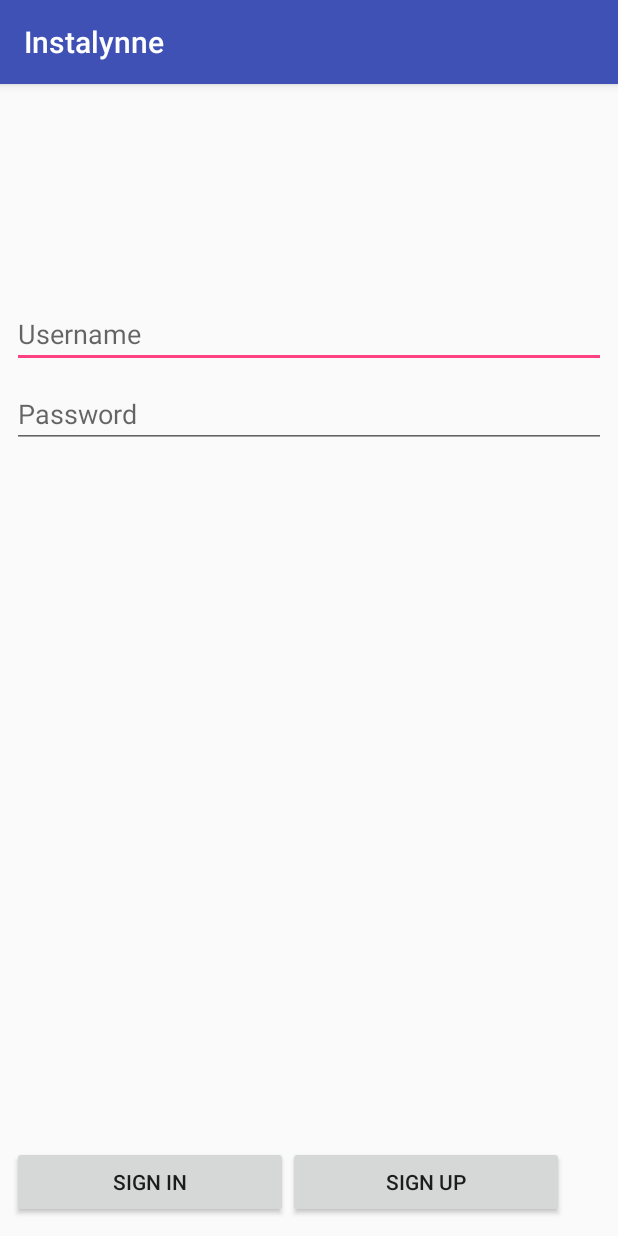
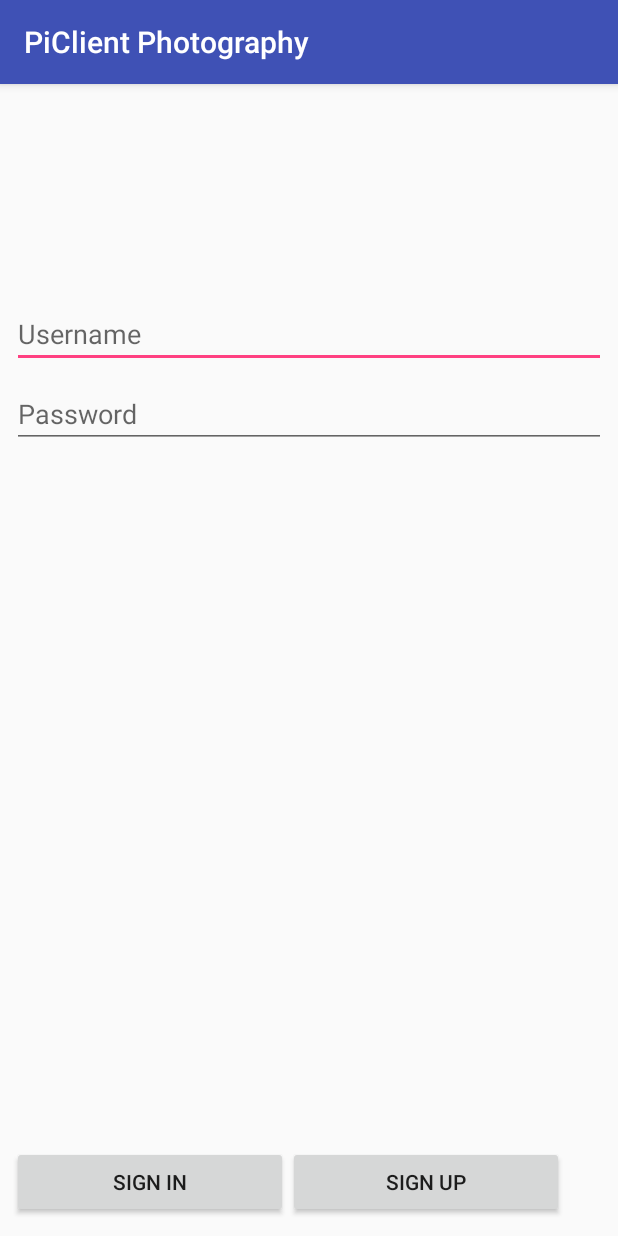
Before and after one commit to quaroline/app_piclient, an Android app: the screen it shows after launch (MainActivity), on a phone screen of 412 x 824 dp. Run offline under Robolectric (Android 15) with nearby library versions, the phone set to English and light mode, and no system bars.

```diff
--- a/app/src/main/java/quaroline/instalynne/MainActivity.java
+++ b/app/src/main/java/quaroline/instalynne/MainActivity.java
@@ -1,13 +1,59 @@
 package quaroline.instalynne;
 
+import android.content.Context;
+import android.content.ContextWrapper;
+import android.content.SharedPreferences;
 import android.support.v7.app.AppCompatActivity;
 import android.os.Bundle;
+import android.view.View;
+import android.widget.Button;
+import android.widget.EditText;
+import android.widget.Toast;
+
+import static java.security.AccessController.getContext;
 
 public class MainActivity extends AppCompatActivity {
 
+    private Button btnMaSignIn;
+    private Button btnMaSignUp;
+    private EditText etMaUsername;
+    private EditText etMaPassword;
+    Context context;
+    SharedPreferences sharedPref;
+
     @Override
     protected void onCreate(Bundle savedInstanceState) {
+
+        context = this.getApplicationContext();
+        sharedPref = context.getSharedPreferences(getString(R.string.app_name), Context.MODE_PRIVATE);
+
         super.onCreate(savedInstanceState);
         setContentView(R.layout.activity_main);
+
+        btnMaSignIn = findViewById(R.id.ma_btn_signin);
+        btnMaSignUp = findViewById(R.id.ma_btn_signup);
+        etMaUsername = findViewById(R.id.ma_et_username);
+        etMaPassword = findViewById(R.id.ma_et_password);
+
+        btnMaSignUp.setOnClickListener(new View.OnClickListener() {
+            @Override
+            public void onClick(View v) {
+
+                SharedPreferences.Editor editor = sharedPref.edit();
+
+                editor.putString(getString(R.string.ma_et_username), etMaUsername.getText().toString());
+                editor.putString(getString(R.string.ma_et_password), etMaPassword.getText().toString());
+
+                editor.apply();
+
+            }
+        });
+
+        btnMaSignIn.setOnClickListener(new View.OnClickListener() {
+            @Override
+            public void onClick(View v) {
+                Toast.makeText(getBaseContext(), sharedPref.getString(getString(R.string.ma_et_username), etMaUsername.getText().toString()) + "\n" + sharedPref.getString(getString(R.string.ma_et_password), etMaPassword.getText().toString()), Toast.LENGTH_LONG).show();
+            }
+        });
     }
 }
--- a/app/src/main/res/layout/activity_main.xml
+++ b/app/src/main/res/layout/activity_main.xml
@@ -14,7 +14,7 @@
         android:layout_marginStart="8dp"
         android:layout_marginTop="144dp"
         android:ems="10"
-        android:hint="@string/ma_et_user"
+        android:hint="@string/ma_et_username"
         android:inputType="textPersonName"
         app:layout_constraintEnd_toEndOf="parent"
         app:layout_constraintHorizontal_bias="1.0"
--- a/app/src/main/res/values/strings.xml
+++ b/app/src/main/res/values/strings.xml
@@ -1,7 +1,7 @@
 <resources>
-    <string name="app_name">Instalynne</string>
+    <string name="app_name">PiClient Photography</string>
 
-    <string name="ma_et_user">Username</string>
+    <string name="ma_et_username">Username</string>
     <string name="ma_et_password">Password</string>
     <string name="ma_btn_signin">Sign in</string>
     <string name="ma_btn_signup">Sign up</string>
```
